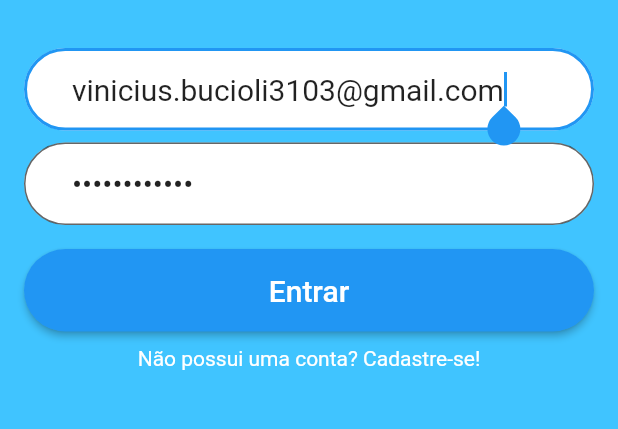
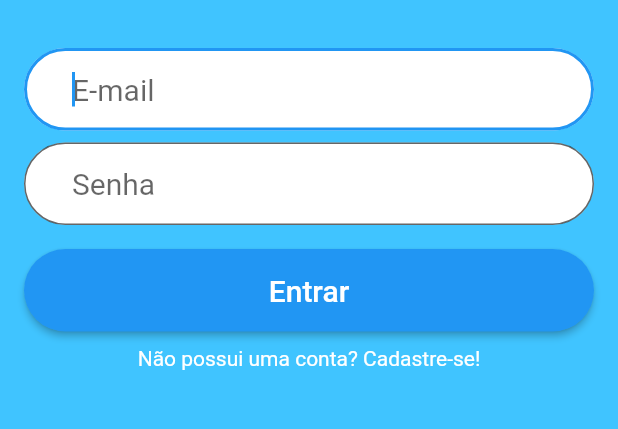
Before and after one commit to Vinicius3103/ViniciusBucioli, a Flutter app: the screen it shows after launch, on a phone screen of 412 x 824 dp, the part 516-945 px from its top. Run offline on Flutter 3.47's test engine with Material 2 defaults, Android fonts, the phone set to English and light mode, and no system bars; our stand-ins replace cloud_firestore, firebase_auth, firebase_storage, image_picker; accounts and stored records are empty.

```diff
--- a/prefechat/lib/Login.dart
+++ b/prefechat/lib/Login.dart
@@ -11,9 +11,9 @@ class Login extends StatefulWidget {
 
 class _LoginState extends State<Login> {
   TextEditingController _controllerEmail =
-      TextEditingController(text: "vinicius.bucioli3103@gmail.com");
+      TextEditingController();
   TextEditingController _controllerSenha =
-      TextEditingController(text: "vini31031999");
+      TextEditingController();
   String _mensagemErro = "";
 
   _validarCampos() {
```
